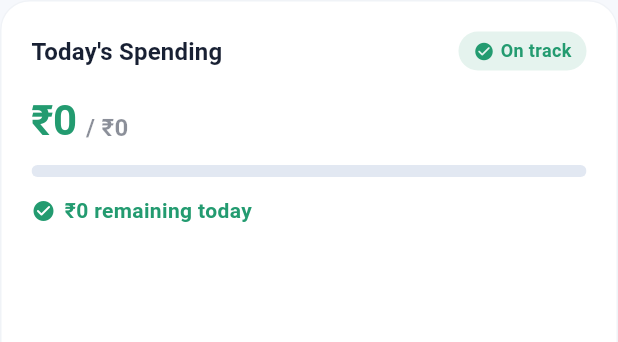
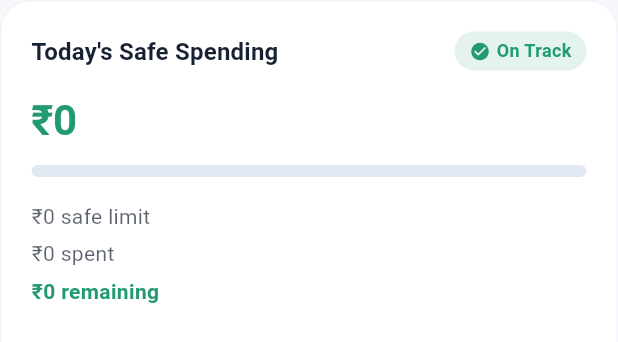
Before and after one commit to sufiyansakkeer/budget_tracker, a Flutter app: the TodaySpendingCard widget shown alone on an empty page, opened directly with empty values, on a phone screen of 412 x 824 dp. Shown: the top 342 px of the screen. Run offline on Flutter 3.47's test engine with Material 3 defaults, Android fonts, the phone set to English and light mode, and no system bars; our stand-ins replace csv, drift, drift_flutter, equatable, file_picker, fl_chart and 11 more; accounts and stored records are empty; generated files the repository leaves out were written again.

Commit message:
feat: enhance budget calculations and improve UI feedback for spending limits

```diff
--- a/lib/features/budget/domain/services/budget_calculation_service.dart
+++ b/lib/features/budget/domain/services/budget_calculation_service.dart
@@ -197,7 +197,7 @@ class BudgetCalculationService {
       endDate: input.endDate,
     );
     final dailySafeSpending = calculateDailyAllowance(
-      remainingBudget: remainingBudget,
+      remainingBudget: remainingBudget + input.todaySpending,
       remainingDays: remainingDays,
     );
     final utilization = calculateBudgetUtilization(
@@ -289,7 +289,7 @@ class BudgetCalculationService {
       endDate: input.endDate,
     );
     final dailySafeSpending = calculateDailyAllowance(
-      remainingBudget: remainingBudget,
+      remainingBudget: remainingBudget + input.todaySpending,
       remainingDays: daysRemaining,
     );
     final spendingPercentage = calculateSpendingPercentage(
--- a/lib/features/budget/presentation/pages/budget_details_screen.dart
+++ b/lib/features/budget/presentation/pages/budget_details_screen.dart
@@ -222,7 +222,7 @@ class _BudgetDetailsScreenState extends State<BudgetDetailsScreen> {
     final spent = _stats.totalSpent;
     final utilization = budget.monthlyAmount <= 0
         ? 0.0
-        : (spent / budget.monthlyAmount).clamp(0.0, 1.0);
+        : spent / budget.monthlyAmount;
 
     return ListView(
       padding: const EdgeInsets.all(AppSpacing.md),
--- a/lib/features/budget/presentation/widgets/budget_card.dart
+++ b/lib/features/budget/presentation/widgets/budget_card.dart
@@ -193,7 +193,7 @@ class BudgetCard extends StatelessWidget {
   double _utilization(BudgetEntity budget) {
     if (budget.monthlyAmount <= 0) return 0;
     final used = budget.monthlyAmount - budget.remainingAmount;
-    return (used / budget.monthlyAmount).clamp(0.0, 1.0);
+    return used / budget.monthlyAmount;
   }
 
   Color _accentColor(Brightness brightness) {
--- a/lib/features/dashboard/presentation/widgets/today_spending_card.dart
+++ b/lib/features/dashboard/presentation/widgets/today_spending_card.dart
@@ -23,26 +23,8 @@ class TodaySpendingCard extends StatelessWidget {
 
     final dayRatio = allowance > 0 ? (spent / allowance).clamp(0.0, 1.0) : 0.0;
     final statusColor = _statusColor(isOver);
-
-    final (title, subtitle, icon) = isOver
-        ? (
-            "You've exceeded today's allowance",
-            CurrencyFormatter.format(
-              summary.todayOverspending,
-              code: currency,
-              decimalDigits: 0,
-            ),
-            Icons.error_rounded,
-          )
-        : (
-            'You can safely spend today',
-            CurrencyFormatter.format(
-              allowance - spent,
-              code: currency,
-              decimalDigits: 0,
-            ),
-            Icons.check_circle_rounded,
-          );
+    final statusLabel = isOver ? 'Exceeded' : 'On Track';
+    final statusIcon = isOver ? Icons.error_rounded : Icons.check_circle_rounded;
 
     return Container(
       padding: const EdgeInsets.all(20),
@@ -60,7 +42,7 @@ class TodaySpendingCard extends StatelessWidget {
             mainAxisAlignment: MainAxisAlignment.spaceBetween,
             children: [
               Text(
-                "Today's Spending",
+                "Today's Safe Spending",
                 style: theme.textTheme.titleMedium?.copyWith(
                   fontWeight: FontWeight.w700,
                 ),
@@ -77,10 +59,10 @@ class TodaySpendingCard extends StatelessWidget {
                 child: Row(
                   mainAxisSize: MainAxisSize.min,
                   children: [
-                    Icon(icon, size: 14, color: statusColor),
+                    Icon(statusIcon, size: 14, color: statusColor),
                     const SizedBox(width: 4),
                     Text(
-                      _statusLabel(isOver),
+                      statusLabel,
                       style: TextStyle(
                         color: statusColor,
                         fontSize: 12,
@@ -93,13 +75,9 @@ class TodaySpendingCard extends StatelessWidget {
             ],
           ),
           const SizedBox(height: 16),
-          Row(
-            crossAxisAlignment: CrossAxisAlignment.baseline,
-            textBaseline: TextBaseline.alphabetic,
-            children: [
           Text(
             CurrencyFormatter.format(
-                  spent,
+              allowance,
               code: currency,
               decimalDigits: 0,
             ),
@@ -108,46 +86,56 @@ class TodaySpendingCard extends StatelessWidget {
               color: statusColor,
             ),
           ),
-              const SizedBox(width: 6),
-              Text(
-                '/ ${CurrencyFormatter.format(allowance, code: currency, decimalDigits: 0)}',
-                style: theme.textTheme.titleMedium?.copyWith(
-                  color: theme.colorScheme.onSurface.withValues(alpha: 0.5),
+          const SizedBox(height: 12),
+          AppProgress(value: dayRatio, showLabel: false),
+          const SizedBox(height: 16),
+          if (!isOver) ...[
+            _infoRow(
+              theme,
+              '${CurrencyFormatter.format(allowance, code: currency, decimalDigits: 0)} safe limit',
             ),
+            const SizedBox(height: 4),
+            _infoRow(
+              theme,
+              '${CurrencyFormatter.format(spent, code: currency, decimalDigits: 0)} spent',
+            ),
+            const SizedBox(height: 4),
+            _infoRow(
+              theme,
+              '${CurrencyFormatter.format(allowance - spent, code: currency, decimalDigits: 0)} remaining',
+              isBold: true,
+              color: statusColor,
+            ),
+          ] else ...[
+            _infoRow(
+              theme,
+              '${CurrencyFormatter.format(spent, code: currency, decimalDigits: 0)} spent',
+            ),
+            const SizedBox(height: 4),
+            _infoRow(
+              theme,
+              '${CurrencyFormatter.format(summary.todayOverspending, code: currency, decimalDigits: 0)} over your safe limit',
+              isBold: true,
+              color: statusColor,
             ),
           ],
-          ),
-          const SizedBox(height: 12),
-          AppProgress(value: dayRatio, showLabel: false),
-          const SizedBox(height: 12),
-          Row(
-            children: [
-              Icon(icon, size: 16, color: statusColor),
-              const SizedBox(width: 6),
-              Expanded(
-                child: Text(
-                  isOver
-                      ? '$subtitle over today\'s allowance'
-                      : '$subtitle remaining today',
-                  style: theme.textTheme.bodyMedium?.copyWith(
-                    color: statusColor,
-                    fontWeight: FontWeight.w600,
-                  ),
-                ),
-              ),
         ],
       ),
-        ],
+    );
+  }
+
+  Widget _infoRow(ThemeData theme, String text, {bool isBold = false, Color? color}) {
+    return Text(
+      text,
+      style: theme.textTheme.bodyMedium?.copyWith(
+        fontWeight: isBold ? FontWeight.bold : FontWeight.normal,
+        color: color ?? theme.colorScheme.onSurface.withValues(alpha: 0.7),
       ),
     );
   }
 
   Color _statusColor(bool isOver) {
     return isOver ? AppColors.error : AppColors.success;
-  }
-
-  String _statusLabel(bool isOver) {
-    return isOver ? 'Exceeded' : 'On track';
   }
 }
 
```
Also changed, not shown: lib/features/budget/domain/usecases/get_budget_list_summary_usecase.dart (+3 -15 lines), 7 other files. Lines whose indentation alone changed are shown as unchanged.
